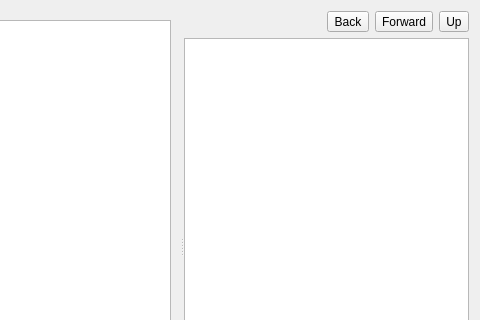
The window that eiskaltdcpp-qt/ui/UIShareBrowser.ui (eiskaltdcpp/eiskaltdcpp) describes before a commit, drawn with Qt 5; both pictures show x 137 to 617 and y 0 to 320 of the 617 by 492 pixel window.
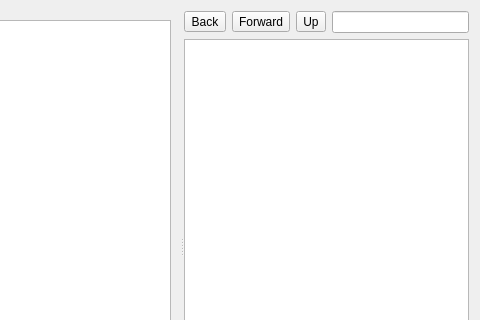
The same window after the commit. Custom widgets are drawn as their Qt base class.

Commit message: EiskaltDC++ Qt: * Small improvements in ShareBrowser widget (issue 1094)

```diff
--- a/eiskaltdcpp-qt/ui/UIShareBrowser.ui
+++ b/eiskaltdcpp-qt/ui/UIShareBrowser.ui
@@ -90,16 +90,6 @@
        </property>
        <item>
         <layout class="QHBoxLayout" name="horizontalLayout_2">
-         <item>
-          <widget class="QLabel" name="label_PATH">
-           <property name="text">
-            <string/>
-           </property>
-           <property name="wordWrap">
-            <bool>true</bool>
-           </property>
-          </widget>
-         </item>
          <item>
           <widget class="QToolButton" name="toolButton_BACK">
            <property name="text">
@@ -121,6 +111,19 @@
            </property>
           </widget>
          </item>
+         <item>
+          <widget class="QLineEdit" name="lineEdit_PATH">
+           <property name="maxLength">
+            <number>1000000</number>
+           </property>
+           <property name="frame">
+            <bool>true</bool>
+           </property>
+           <property name="readOnly">
+            <bool>true</bool>
+           </property>
+          </widget>
+         </item>
         </layout>
        </item>
        <item>
```
The commit also changes 1 other file.
